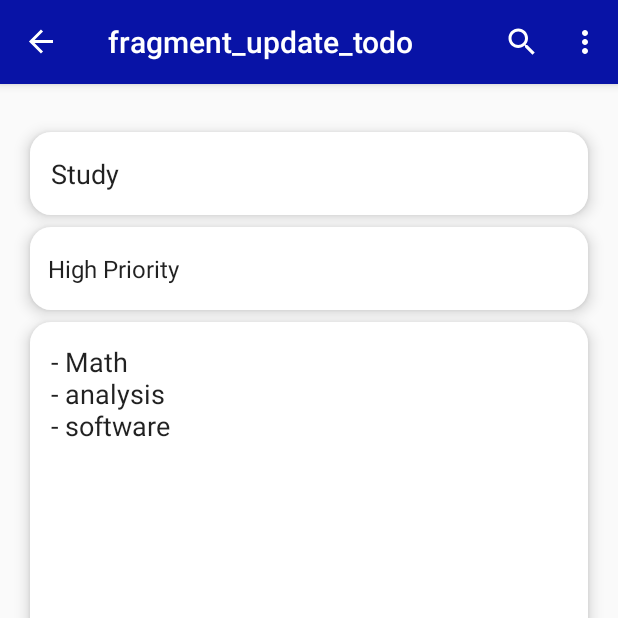
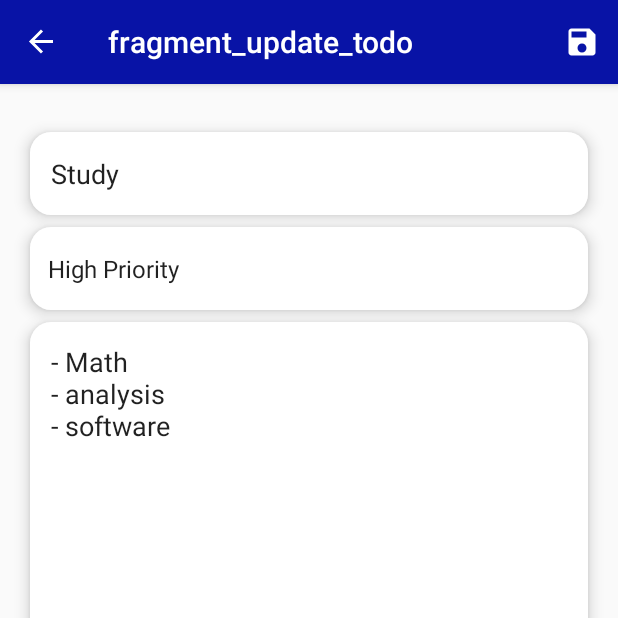
Before and after one commit to SeifEldinMohamed/ToDo-It-App, an Android app: the UpdateTodoFragment screen opened through its navigation route, on a phone screen of 412 x 824 dp, the top half of it. Run offline under Robolectric (Android 15) with nearby library versions, the phone set to English and light mode, and no system bars; our stand-ins replace navigation-ui; 2 statements that could not run were skipped.

Commit message:
menu added in add and update Fragments

```diff
--- a/app/src/main/java/com/seif/todoit/MainActivity.kt
+++ b/app/src/main/java/com/seif/todoit/MainActivity.kt
@@ -15,10 +15,6 @@ class MainActivity : AppCompatActivity() {
 
     }
 
-    override fun onCreateOptionsMenu(menu: Menu?): Boolean {
-        val inflater = menuInflater.inflate(R.menu.todo_list_menu, menu)
-        return super.onCreateOptionsMenu(menu)
-    }
 
     override fun onSupportNavigateUp(): Boolean {
         val navController = findNavController(R.id.nav_host_fragment)
--- a/app/src/main/java/com/seif/todoit/UpdateTodoFragment.kt
+++ b/app/src/main/java/com/seif/todoit/UpdateTodoFragment.kt
@@ -1,33 +1,11 @@
 package com.seif.todoit
 
 import android.os.Bundle
+import android.view.*
 import androidx.fragment.app.Fragment
-import android.view.LayoutInflater
-import android.view.View
-import android.view.ViewGroup
 
-// TODO: Rename parameter arguments, choose names that match
-// the fragment initialization parameters, e.g. ARG_ITEM_NUMBER
-private const val ARG_PARAM1 = "param1"
-private const val ARG_PARAM2 = "param2"
 
-/**
- * A simple [Fragment] subclass.
- * Use the [UpdateTodoFragment.newInstance] factory method to
- * create an instance of this fragment.
- */
 class UpdateTodoFragment : Fragment() {
-    // TODO: Rename and change types of parameters
-    private var param1: String? = null
-    private var param2: String? = null
-
-    override fun onCreate(savedInstanceState: Bundle?) {
-        super.onCreate(savedInstanceState)
-        arguments?.let {
-            param1 = it.getString(ARG_PARAM1)
-            param2 = it.getString(ARG_PARAM2)
-        }
-    }
 
     override fun onCreateView(
         inflater: LayoutInflater, container: ViewGroup?,
@@ -37,23 +15,14 @@ class UpdateTodoFragment : Fragment() {
         return inflater.inflate(R.layout.fragment_update_todo, container, false)
     }
 
-    companion object {
-        /**
-         * Use this factory method to create a new instance of
-         * this fragment using the provided parameters.
-         *
-         * @param param1 Parameter 1.
-         * @param param2 Parameter 2.
-         * @return A new instance of fragment UpdateTodoFragment.
-         */
-        // TODO: Rename and change types and number of parameters
-        @JvmStatic
-        fun newInstance(param1: String, param2: String) =
-            UpdateTodoFragment().apply {
-                arguments = Bundle().apply {
-                    putString(ARG_PARAM1, param1)
-                    putString(ARG_PARAM2, param2)
-                }
-            }
+    override fun onViewCreated(view: View, savedInstanceState: Bundle?) {
+        super.onViewCreated(view, savedInstanceState)
+        // set Menu
+        setHasOptionsMenu(true)
     }
+
+    override fun onCreateOptionsMenu(menu: Menu, inflater: MenuInflater) {
+        inflater.inflate(R.menu.update_fragment_menu, menu)
+    }
+
 }
--- /dev/null
+++ b/app/src/main/res/drawable/ic_check.xml
@@ -0,0 +1,5 @@
+<vector android:height="24dp" android:tint="#FFFFFF"
+    android:viewportHeight="24" android:viewportWidth="24"
+    android:width="24dp" xmlns:android="http://schemas.android.com/apk/res/android">
+    <path android:fillColor="@android:color/white" android:pathData="M9,16.17L4.83,12l-1.42,1.41L9,19 21,7l-1.41,-1.41z"/>
+</vector>
--- /dev/null
+++ b/app/src/main/res/drawable/ic_save.xml
@@ -0,0 +1,5 @@
+<vector android:height="24dp" android:tint="#FFFFFF"
+    android:viewportHeight="24" android:viewportWidth="24"
+    android:width="24dp" xmlns:android="http://schemas.android.com/apk/res/android">
+    <path android:fillColor="@android:color/white" android:pathData="M17,3L5,3c-1.11,0 -2,0.9 -2,2v14c0,1.1 0.89,2 2,2h14c1.1,0 2,-0.9 2,-2L21,7l-4,-4zM12,19c-1.66,0 -3,-1.34 -3,-3s1.34,-3 3,-3 3,1.34 3,3 -1.34,3 -3,3zM15,9L5,9L5,5h10v4z"/>
+</vector>
--- a/app/src/main/res/menu/todo_list_menu.xml
+++ b/app/src/main/res/menu/todo_list_menu.xml
@@ -8,7 +8,7 @@
     app:actionViewClass="androidx.appcompat.widget.SearchView"
     >
 </item>
-    <group android:checkableBehavior="single">
+    <group >
     <item android:id="@+id/menu_sort_by"
         android:title="@string/sort_by_menu">
         <menu>
@@ -20,8 +20,9 @@
                 android:title="@string/low_priority_menu" />
         </menu>
     </item>
-        <item
-            android:id="@+id/menu_delete_all"
-            android:title="@string/delete_all_menu" />
     </group>
+    <item
+        android:id="@+id/menu_delete_all"
+        android:title="@string/delete_all_menu"
+        />
 </menu>
--- /dev/null
+++ b/app/src/main/res/menu/update_fragment_menu.xml
@@ -0,0 +1,10 @@
+<?xml version="1.0" encoding="utf-8"?>
+<menu xmlns:android="http://schemas.android.com/apk/res/android"
+    xmlns:app="http://schemas.android.com/apk/res-auto">
+    <item
+        android:id="@+id/menu_save"
+        android:title="@string/save_todo_menu"
+        android:icon="@drawable/ic_save"
+        app:showAsAction="ifRoom" />
+
+</menu>
--- a/app/src/main/res/values/strings.xml
+++ b/app/src/main/res/values/strings.xml
@@ -14,6 +14,8 @@
     <string name="low_priority_menu">Low Priority</string>
     <string name="delete_all_menu">Delete All</string>
     <string name="sort_by_menu">Sort By</string>
+    <string name="add_todo_menu">Add Todo</string>
+    <string name="save_todo_menu">Save Todo</string>
     <string-array name="spinner_items">
         <item>High Priority</item>
         <item>Medium Priority</item>
```
Also changed, not shown: app/src/main/java/com/seif/todoit/AddTodoFragment.kt (+11 -7 lines), app/src/main/java/com/seif/todoit/ToDoListFragment.kt (+13 -3 lines), app/src/main/res/menu/add_fragment_menu.xml (added, +9 -0 lines).
